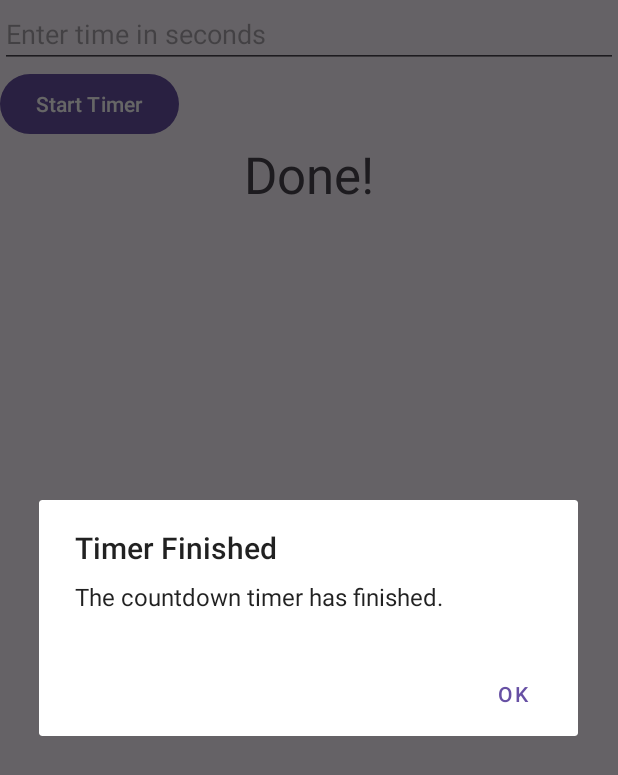
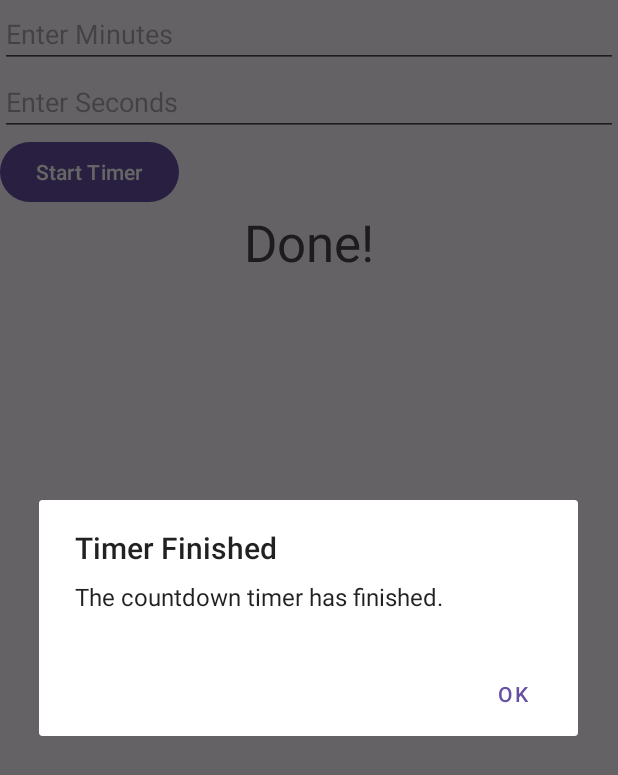
Before and after one commit to SNO2207/AndroidStudioTv, an Android app: the screen it shows after launch (MainActivity), after a tap on "Start Timer", on a phone screen of 412 x 824 dp. Shown: the top 775 px of the screen. Run offline under Robolectric (Android 15) with nearby library versions, the phone set to English and light mode, and no system bars.

Commit message:
Minor Redesign

```diff
--- a/app/src/main/java/com/example/androidstudiotv/MainActivity.kt
+++ b/app/src/main/java/com/example/androidstudiotv/MainActivity.kt
@@ -1,10 +1,7 @@
 package com.example.androidstudiotv
 
 import android.os.Bundle
-import androidx.activity.enableEdgeToEdge
 import androidx.appcompat.app.AppCompatActivity
-import androidx.core.view.ViewCompat
-import androidx.core.view.WindowInsetsCompat
 import android.widget.EditText
 import android.widget.Button
 import android.widget.TextView
@@ -16,19 +13,30 @@ import android.media.MediaPlayer
 class MainActivity : AppCompatActivity() {
     private lateinit var inputTime: EditText
     private lateinit var startTimerButton: Button
+    private var countDownTimer: CountDownTimer? = null
     private lateinit var timerTextView: TextView
-    private var countDownTimer: CountDownTimer? = null
+    private lateinit var secondText: EditText
+    private lateinit var minuteText: EditText
 
     override fun onCreate(savedInstanceState: Bundle?) {
         super.onCreate(savedInstanceState)
         setContentView(R.layout.activity_main)
 
-        inputTime = findViewById(R.id.inputTime)
         startTimerButton = findViewById(R.id.startTimerButton)
+        minuteText = findViewById(R.id.inputMinutesText)
+        secondText = findViewById(R.id.inputSecondsText)
         timerTextView = findViewById(R.id.timerTextView)
 
         startTimerButton.setOnClickListener {
-            val timeInSeconds = inputTime.text.toString().toLongOrNull() ?: 0L
+            var minutes = 0L
+            if(minuteText.text.toString().isNotEmpty()) {
+                minutes = minuteText.text.toString().toLong()
+            }
+            var seconds = 0L
+            if(secondText.text.toString().isNotEmpty()) {
+                seconds = secondText.text.toString().toLong()
+            }
+            val timeInSeconds = (minutes * 60) + seconds
             startTimer(timeInSeconds * 1000) // Convert to milliseconds
         }
     }
--- a/app/src/main/res/layout/activity_main.xml
+++ b/app/src/main/res/layout/activity_main.xml
@@ -7,11 +7,19 @@
     android:focusableInTouchMode="true">
 
     <EditText
-        android:id="@+id/inputTime"
+        android:id="@+id/inputMinutesText"
         android:layout_width="match_parent"
         android:layout_height="wrap_content"
-        android:inputType="number"
-        android:hint="Enter time in seconds"/>
+        android:ems="10"
+        android:hint="Enter Minutes"
+        android:inputType="text" />
+
+    <EditText
+        android:id="@+id/inputSecondsText"
+        android:layout_width="match_parent"
+        android:layout_height="wrap_content"
+        android:hint="Enter Seconds"
+        android:inputType="text|textNoSuggestions" />
 
     <Button
         android:id="@+id/startTimerButton"
```
